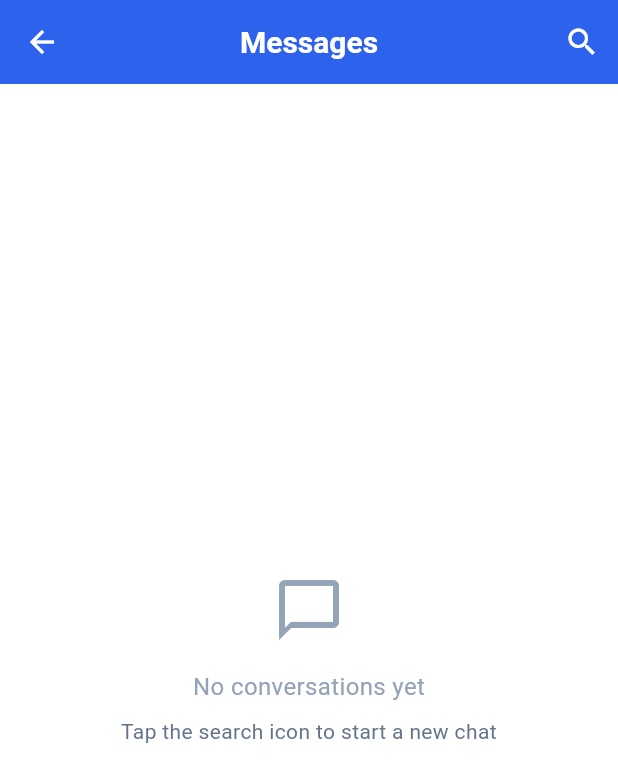
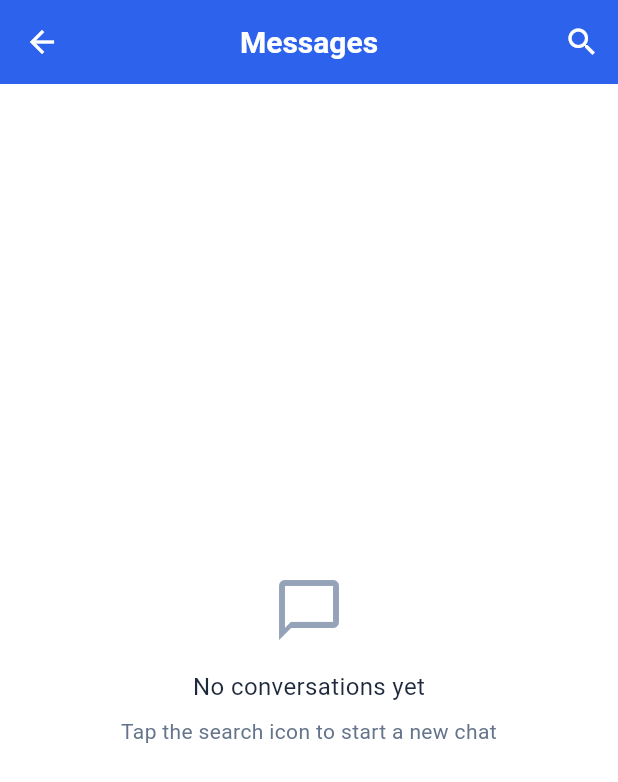
Before and after one commit to SeneshFitzroy/Team-Sync-Project-Management-Application, a Flutter app: the ChatListScreen screen opened directly, on a phone screen of 412 x 824 dp. Shown: the top 782 px of the screen. Run offline on Flutter 3.47's test engine with Material 3 defaults, Android fonts, the phone set to English and light mode, and no system bars; our stand-ins replace cloud_firestore, firebase_auth, firebase_core, shared_preferences; accounts and stored records are empty; Roboto replaces fonts that are missing (Poppins).

Commit message:
feat: Enhanced lib/Screens/chat_list_screen.dart,  - Detailed changes: diff --git a/lib/Screens/chat_list_screen.dart b/l... at 23:59:21.86 Mon 08/18/2025

```diff
--- a/lib/Screens/chat_list_screen.dart
+++ b/lib/Screens/chat_list_screen.dart
@@ -380,7 +380,7 @@ class _ChatListScreenState extends State<ChatListScreen> {
                   List<ChatRoom> chatRooms = snapshot.data ?? [];
 
                   if (chatRooms.isEmpty) {
-                    return Center(
+                    return const Center(
                       child: Column(
                         mainAxisAlignment: MainAxisAlignment.center,
                         children: [
@@ -389,14 +389,12 @@ class _ChatListScreenState extends State<ChatListScreen> {
                             size: 48,
                             color: AppTheme.textLight,
                           ),
-                          const SizedBox(height: 16),
+                          SizedBox(height: 16),
                           Text(
                             'No conversations yet',
-                            style: AppTheme.bodyLarge.copyWith(
-                              color: AppTheme.textLight,
-                            ),
+                            style: AppTheme.bodyLarge,
                           ),
-                          const SizedBox(height: 8),
+                          SizedBox(height: 8),
                           Text(
                             'Tap the search icon to start a new chat',
                             style: AppTheme.bodyMedium,
```
